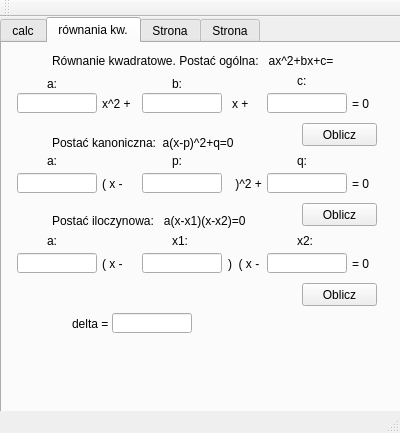
This is liczydlo/mainwindow.ui in domi-nika60/Liczydlo-naukowe as Qt 5 draws it before an edit. The edited form follows.
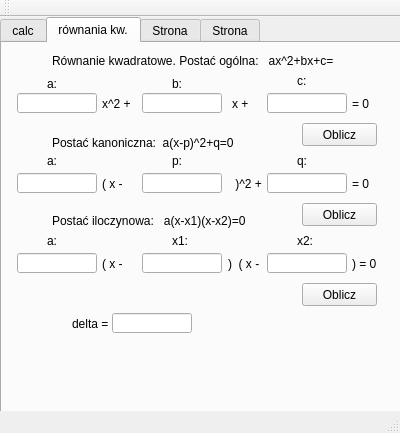
This is the edited form. The open tabs and pages were chosen to show the change.

Commit message: równania kwadratowe - postac iloczynowa

```diff
--- a/liczydlo/mainwindow.ui
+++ b/liczydlo/mainwindow.ui
@@ -882,7 +882,7 @@
        </rect>
       </property>
       <property name="text">
-       <string>= 0</string>
+       <string>) = 0</string>
       </property>
      </widget>
      <widget class="QLabel" name="label_20">
```
Left out of the diff: 2 changed lines with no effect on the pictures. The commit also changes 1 other file.
